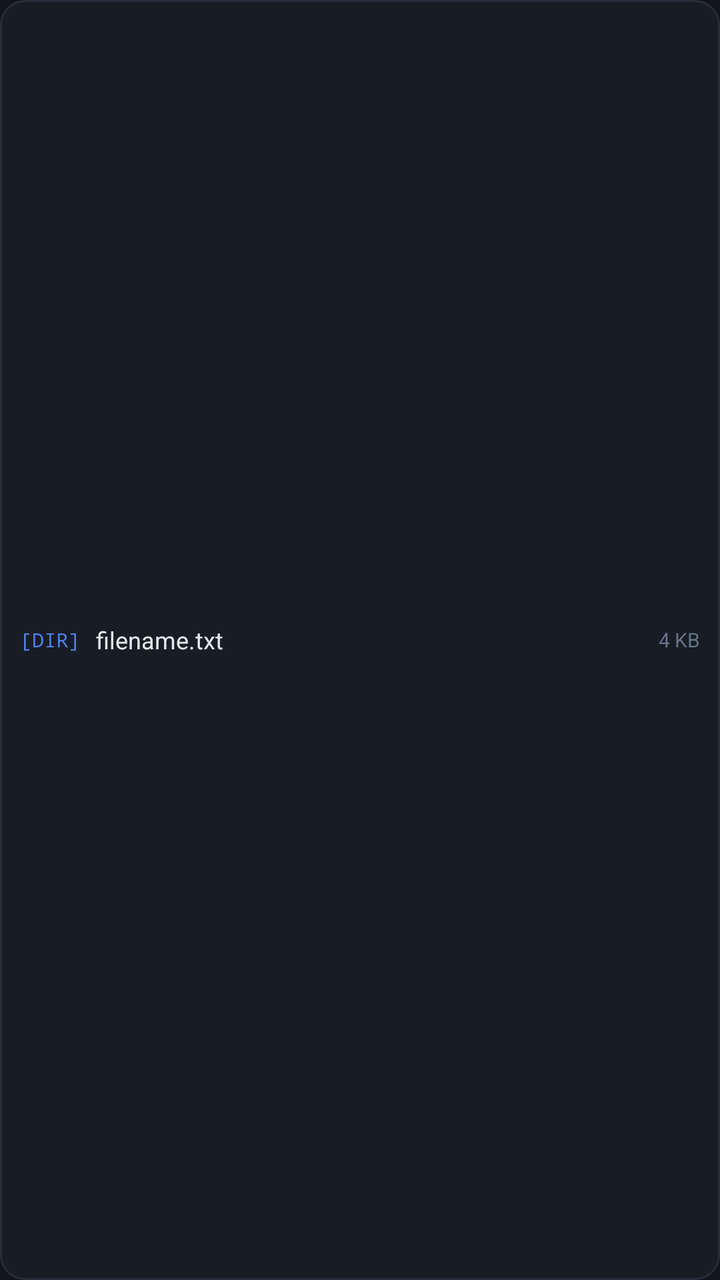
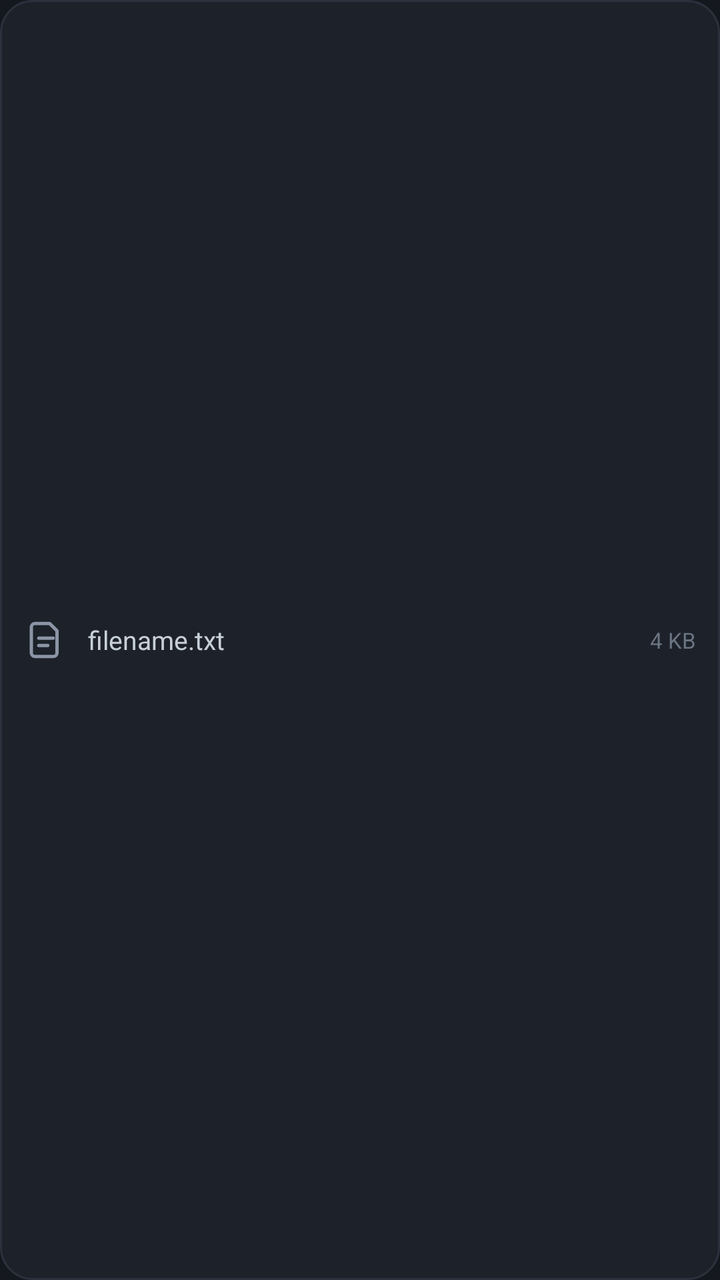

The first picture is an Android layout as it rendered before a commit; the second is the same layout after the commit. The layout source and the unified diff follow.
<!-- AndroidManifest.xml: application theme AppTheme -->
<!-- res/layout/item_file.xml -->
<?xml version="1.0" encoding="utf-8"?>
<LinearLayout xmlns:android="http://schemas.android.com/apk/res/android"
    android:layout_width="match_parent"
    android:layout_height="40dp"
    android:gravity="center_vertical"
    android:orientation="horizontal"
    android:paddingLeft="10dp"
    android:paddingRight="10dp"
    android:background="@drawable/card_bg"
    android:layout_marginBottom="4dp">

    <TextView
        android:id="@+id/tv_file_type"
        android:layout_width="wrap_content"
        android:layout_height="wrap_content"
        android:text="[DIR]"
        android:textColor="@color/primary_accent"
        android:textSize="10sp"
        android:typeface="monospace" />

    <TextView
        android:id="@+id/tv_file_name"
        android:layout_width="0dp"
        android:layout_height="wrap_content"
        android:layout_weight="1"
        android:layout_marginLeft="8dp"
        android:ellipsize="middle"
        android:singleLine="true"
        android:text="filename.txt"
        android:textColor="@color/text_primary"
        android:textSize="12sp" />

    <TextView
        android:id="@+id/tv_file_size"
        android:layout_width="wrap_content"
        android:layout_height="wrap_content"
        android:text="4 KB"
        android:textColor="@color/text_muted"
        android:textSize="10sp" />
</LinearLayout>
<!-- resources referenced by this layout -->
<resources>
  <color name="primary_accent">#4F7EE8</color>
  <color name="text_muted">#64748B</color>
  <color name="text_primary">#E2E8F0</color>
  <!-- drawable card_bg (drawable) -->
  <?xml version="1.0" encoding="utf-8"?>
  <shape xmlns:android="http://schemas.android.com/apk/res/android"
      android:shape="rectangle">
      <solid android:color="@color/surface_card" />
      <stroke android:width="1dp" android:color="@color/surface_border" />
      <corners android:radius="12dp" />
  </shape>
  <style name="AppTheme" parent="@android:style/Theme.Material.NoActionBar">
          <item name="android:windowBackground">@color/bg_main</item>
          <item name="android:colorPrimary">@color/surface_card</item>
          <item name="android:colorPrimaryDark">@color/bg_main</item>
          <item name="android:colorAccent">@color/primary_accent</item>
          <item name="android:statusBarColor">@color/bg_main</item>
          <item name="android:navigationBarColor">@color/bg_main</item>
          <item name="android:textColorPrimary">@color/text_primary</item>
          <item name="android:textColorSecondary">@color/text_secondary</item>
      </style>
  <color name="surface_card">#181C24</color>
  <color name="surface_border">#262D3B</color>
  <color name="bg_main">#12151B</color>
  <color name="text_secondary">#94A3B8</color>
</resources>

<!-- the commit's change to res/layout/item_file.xml (unified diff, before → after) -->
@@ -1,34 +1,39 @@
 <?xml version="1.0" encoding="utf-8"?>
 <LinearLayout xmlns:android="http://schemas.android.com/apk/res/android"
     android:layout_width="match_parent"
-    android:layout_height="40dp"
+    android:layout_height="48dp"
     android:gravity="center_vertical"
     android:orientation="horizontal"
-    android:paddingLeft="10dp"
-    android:paddingRight="10dp"
+    android:paddingLeft="12dp"
+    android:paddingRight="12dp"
     android:background="@drawable/card_bg"
-    android:layout_marginBottom="4dp">
+    android:layout_marginBottom="6dp">
+
+    <ImageView
+        android:id="@+id/iv_file_icon"
+        android:layout_width="22dp"
+        android:layout_height="22dp"
+        android:src="@drawable/ic_nav_file"
+        android:contentDescription="File" />
 
     <TextView
         android:id="@+id/tv_file_type"
-        android:layout_width="wrap_content"
-        android:layout_height="wrap_content"
-        android:text="[DIR]"
-        android:textColor="@color/primary_accent"
-        android:textSize="10sp"
-        android:typeface="monospace" />
+        android:layout_width="0dp"
+        android:layout_height="0dp"
+        android:visibility="gone"
+        android:text="" />
 
     <TextView
         android:id="@+id/tv_file_name"
         android:layout_width="0dp"
         android:layout_height="wrap_content"
         android:layout_weight="1"
-        android:layout_marginLeft="8dp"
+        android:layout_marginLeft="10dp"
         android:ellipsize="middle"
         android:singleLine="true"
         android:text="filename.txt"
         android:textColor="@color/text_primary"
-        android:textSize="12sp" />
+        android:textSize="13sp" />
 
     <TextView
         android:id="@+id/tv_file_size"
@@ -36,5 +41,5 @@
         android:layout_height="wrap_content"
         android:text="4 KB"
         android:textColor="@color/text_muted"
-        android:textSize="10sp" />
+        android:textSize="11sp" />
 </LinearLayout>
<!-- resource entries referenced after the edit -->
@@ -1,9 +1,47 @@
 <!-- resources referenced by this layout -->
 <resources>
-  <color name="primary_accent">#4F7EE8</color>
-  <color name="text_muted">#64748B</color>
-  <color name="text_primary">#E2E8F0</color>
+  <color name="primary_accent">#6E86B3</color>
+  <color name="text_muted">#6B7482</color>
+  <color name="text_primary">#C7CFD9</color>
   <!-- drawable card_bg (drawable) -->
+  <?xml version="1.0" encoding="utf-8"?>
+  <shape xmlns:android="http://schemas.android.com/apk/res/android"
+      android:shape="rectangle">
+      <solid android:color="@color/surface_card" />
+      <stroke android:width="1dp" android:color="@color/surface_border" />
+      <corners android:radius="16dp" />
+  </shape>
+  <!-- drawable ic_nav_file (drawable) -->
+  <?xml version="1.0" encoding="utf-8"?>
+  <vector xmlns:android="http://schemas.android.com/apk/res/android"
+      android:width="24dp"
+      android:height="24dp"
+      android:viewportWidth="24"
+      android:viewportHeight="24">
+      <path
+          android:fillColor="#00000000"
+          android:strokeColor="#8B95A5"
+          android:strokeWidth="1.8"
+          android:strokeLineCap="round"
+          android:strokeLineJoin="round"
+          android:pathData="M6,3 H14 L18,7 V19 A2,2 0 0,1 16,21 H6 A2,2 0 0,1 4,19 V5 A2,2 0 0,1 6,3 Z M8,11 H16 M8,15 H13" />
+  </vector>
+  <style name="AppTheme" parent="@android:style/Theme.Material.NoActionBar">
+          <item name="android:windowBackground">@color/bg_main</item>
+          <item name="android:colorPrimary">@color/primary_accent</item>
+          <item name="android:colorPrimaryDark">@color/bg_main</item>
+          <item name="android:colorAccent">@color/primary_accent</item>
+          <item name="android:statusBarColor">@color/bg_main</item>
+          <item name="android:navigationBarColor">@color/bg_main</item>
+          <item name="android:textColorPrimary">@color/text_primary</item>
+          <item name="android:textColorSecondary">@color/text_secondary</item>
+          <item name="android:editTextBackground">@drawable/edit_text_bg</item>
+      </style>
+  <color name="surface_card">#1D222A</color>
+  <color name="surface_border">#2B323E</color>
+  <color name="bg_main">#15181E</color>
+  <color name="text_secondary">#8B95A5</color>
+  <!-- drawable edit_text_bg (drawable) -->
   <?xml version="1.0" encoding="utf-8"?>
   <shape xmlns:android="http://schemas.android.com/apk/res/android"
       android:shape="rectangle">
@@ -11,19 +49,5 @@
       <stroke android:width="1dp" android:color="@color/surface_border" />
       <corners android:radius="12dp" />
   </shape>
-  <style name="AppTheme" parent="@android:style/Theme.Material.NoActionBar">
-          <item name="android:windowBackground">@color/bg_main</item>
-          <item name="android:colorPrimary">@color/surface_card</item>
-          <item name="android:colorPrimaryDark">@color/bg_main</item>
-          <item name="android:colorAccent">@color/primary_accent</item>
-          <item name="android:statusBarColor">@color/bg_main</item>
-          <item name="android:navigationBarColor">@color/bg_main</item>
-          <item name="android:textColorPrimary">@color/text_primary</item>
-          <item name="android:textColorSecondary">@color/text_secondary</item>
-      </style>
-  <color name="surface_card">#181C24</color>
-  <color name="surface_border">#262D3B</color>
-  <color name="bg_main">#12151B</color>
-  <color name="text_secondary">#94A3B8</color>
 </resources>
 
